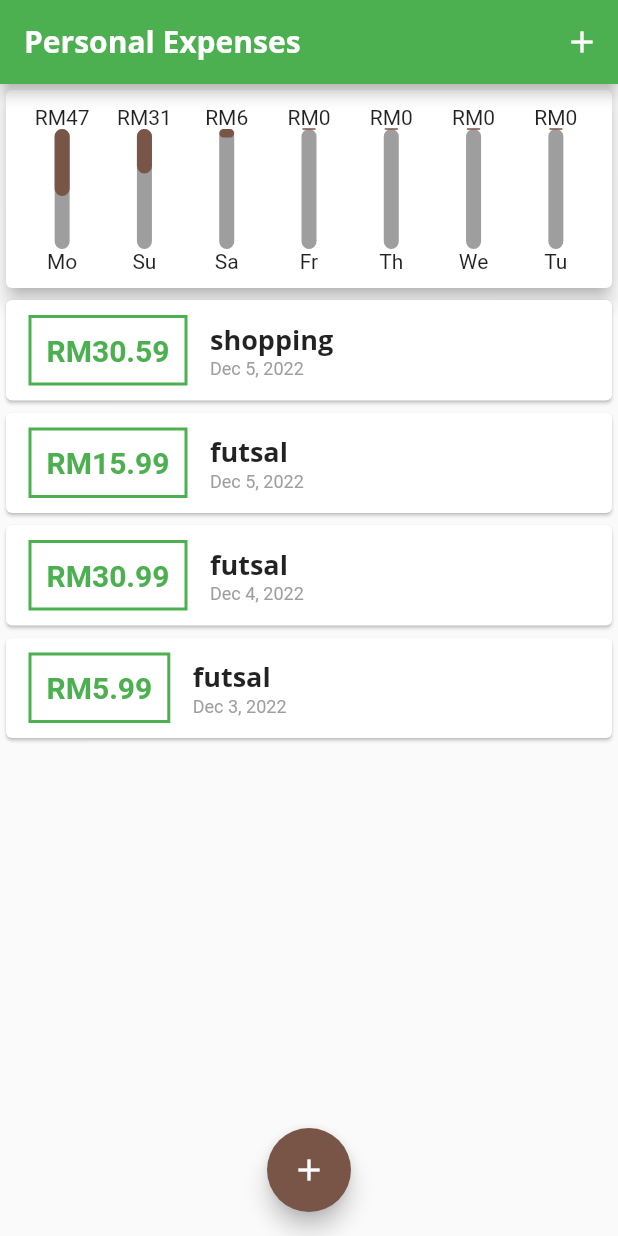
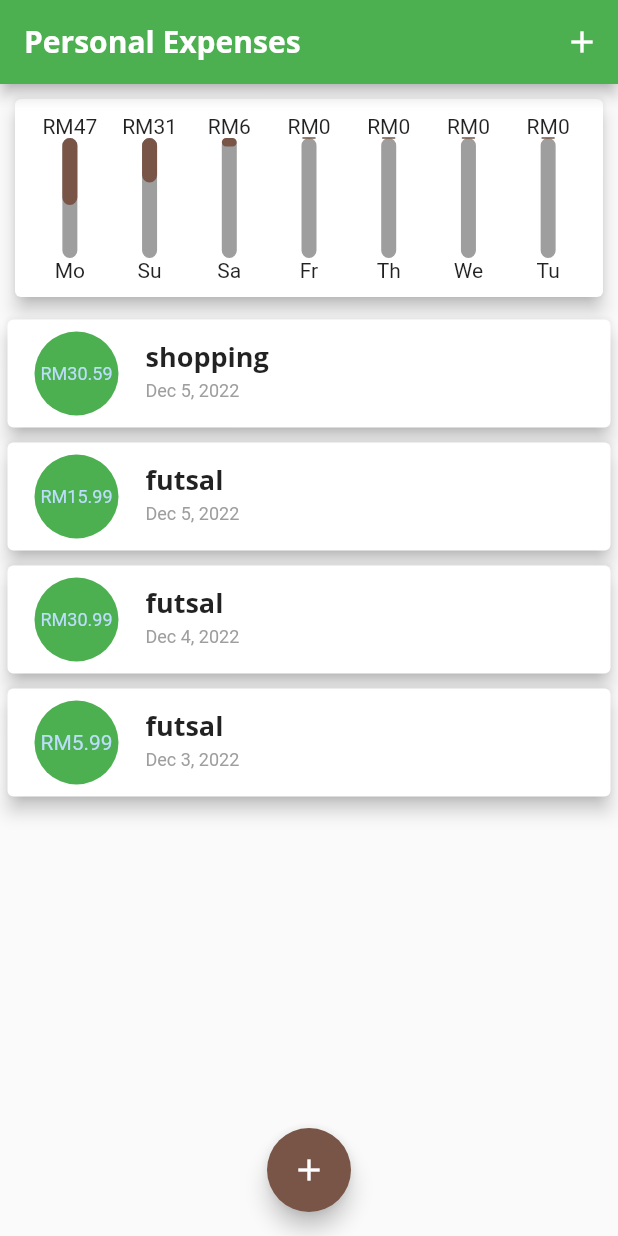
Before and after one commit to dondonjedd/personal_expenses, a Flutter app: the screen it shows after launch, on a phone screen of 412 x 824 dp. Run offline on Flutter 3.47's test engine with Material 2 defaults, Android fonts, the phone set to English and light mode, and no system bars.

Commit message:
change transaction list view

```diff
--- a/lib/widgets/chart.dart
+++ b/lib/widgets/chart.dart
@@ -39,6 +39,7 @@ class Chart extends StatelessWidget {
   Widget build(BuildContext context) {
     return Card(
         elevation: 5,
+        margin: const EdgeInsets.all(10),
         child: Padding(
           padding: const EdgeInsets.all(10.0),
           child: Row(
--- a/lib/widgets/transaction_list.dart
+++ b/lib/widgets/transaction_list.dart
@@ -1,6 +1,6 @@
 import 'package:flutter/material.dart';
+import 'package:intl/intl.dart';
 import '../models/transaction.dart';
-import 'package:intl/intl.dart';
 
 class TransactionList extends StatelessWidget {
   final List<transaction> transactions;
@@ -9,7 +9,7 @@ class TransactionList extends StatelessWidget {
   @override
   Widget build(BuildContext context) {
     return SizedBox(
-      height: 380,
+      height: 370,
       child: transactions.isEmpty
           ? Column(
               children: [
@@ -30,40 +30,62 @@ class TransactionList extends StatelessWidget {
           : ListView.builder(
               itemBuilder: (ctx, index) {
                 return Card(
-                    child: Row(
-                  mainAxisAlignment: MainAxisAlignment.start,
-                  children: [
-                    Container(
-                        margin: const EdgeInsets.symmetric(
-                          vertical: 10,
-                          horizontal: 15,
-                        ),
-                        decoration: BoxDecoration(
-                            border: Border.all(
-                                color: Theme.of(context).colorScheme.primary,
-                                width: 2)),
-                        padding: const EdgeInsets.all(10),
-                        child: Text(
-                          "RM${transactions[index].amount.toStringAsFixed(2)}",
-                          style: TextStyle(
-                              fontWeight: FontWeight.bold,
-                              fontSize: 20,
-                              color: Theme.of(context).colorScheme.primary),
+                  elevation: 5,
+                  margin:
+                      const EdgeInsets.symmetric(vertical: 5, horizontal: 5),
+                  child: ListTile(
+                    leading: CircleAvatar(
+                        backgroundColor: Theme.of(context).colorScheme.primary,
+                        radius: 30,
+                        child: Padding(
+                          padding: const EdgeInsets.all(6.0),
+                          child: FittedBox(
+                            child: Text(
+                                "RM${transactions[index].amount.toStringAsFixed(2)}"),
+                          ),
                         )),
-                    Column(
-                      crossAxisAlignment: CrossAxisAlignment.start,
-                      children: [
-                        Text(transactions[index].title,
-                            style: Theme.of(context).textTheme.titleLarge),
-                        Text(
-                          DateFormat.yMMMd().format(transactions[index].date),
-                          style:
-                              const TextStyle(fontSize: 12, color: Colors.grey),
-                        )
-                      ],
-                    )
-                  ],
-                ));
+                    title: Text(transactions[index].title,
+                        style: Theme.of(context).textTheme.titleLarge),
+                    subtitle: Text(
+                      DateFormat.yMMMd().format(transactions[index].date),
+                      style: const TextStyle(fontSize: 12, color: Colors.grey),
+                    ),
+                  ),
+                  //     child: Row(
+                  //   mainAxisAlignment: MainAxisAlignment.start,
+                  //   children: [
+                  //     Container(
+                  //         margin: const EdgeInsets.symmetric(
+                  //           vertical: 10,
+                  //           horizontal: 15,
+                  //         ),
+                  //         decoration: BoxDecoration(
+                  //             border: Border.all(
+                  //                 color: Theme.of(context).colorScheme.primary,
+                  //                 width: 2)),
+                  //         padding: const EdgeInsets.all(10),
+                  //         child: Text(
+                  //           "RM${transactions[index].amount.toStringAsFixed(2)}",
+                  //           style: TextStyle(
+                  //               fontWeight: FontWeight.bold,
+                  //               fontSize: 20,
+                  //               color: Theme.of(context).colorScheme.primary),
+                  //         )),
+                  //     Column(
+                  //       crossAxisAlignment: CrossAxisAlignment.start,
+                  //       children: [
+                  //         Text(transactions[index].title,
+                  //             style: Theme.of(context).textTheme.titleLarge),
+                  //         Text(
+                  //           DateFormat.yMMMd().format(transactions[index].date),
+                  //           style:
+                  //               const TextStyle(fontSize: 12, color: Colors.grey),
+                  //         )
+                  //       ],
+                  //     )
+                  //   ],
+                  // )
+                );
               },
               itemCount: transactions.length,
             ),
```
